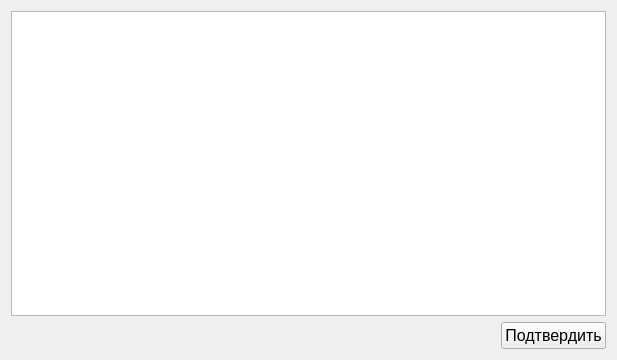
The window that stoppark/terminal-config.ui (vicgordienko/stoppark_panel) describes before a commit, drawn with Qt 5.
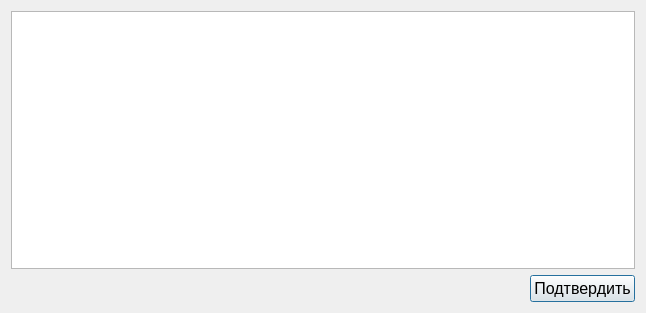
The same window after the commit.

Diff of the .ui file:
```diff
--- a/stoppark/terminal-config.ui
+++ b/stoppark/terminal-config.ui
@@ -1,16 +1,13 @@
 <?xml version="1.0" encoding="UTF-8"?>
 <ui version="4.0">
- <class>Form</class>
- <widget class="QWidget" name="Form">
-  <property name="windowModality">
-   <enum>Qt::ApplicationModal</enum>
-  </property>
+ <class>Dialog</class>
+ <widget class="QDialog" name="Dialog">
   <property name="geometry">
    <rect>
     <x>0</x>
     <y>0</y>
-    <width>617</width>
-    <height>360</height>
+    <width>646</width>
+    <height>313</height>
    </rect>
   </property>
   <property name="windowTitle">
```
